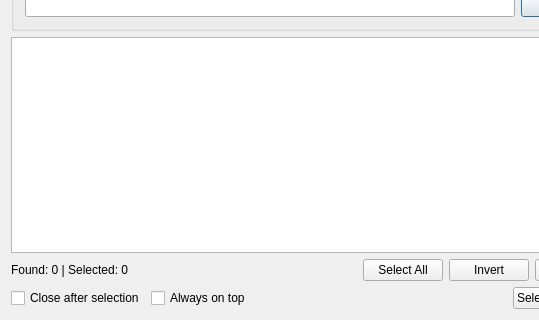
Qt form ExplorerFinder/QExplorerFinder.ui (KHeresy/WindowsExplorerFinder) before a commit; both pictures show x 0 to 539 and y 120 to 440 of the 626 by 440 pixel window.
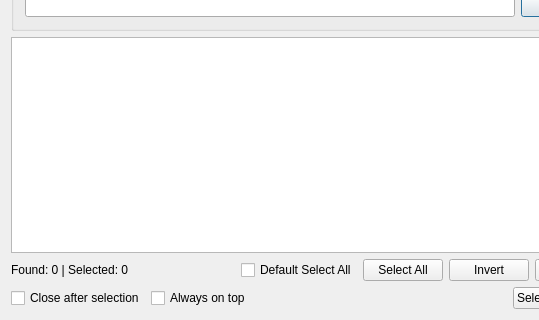
The same form after that commit.

```diff
--- a/ExplorerFinder/QExplorerFinder.ui
+++ b/ExplorerFinder/QExplorerFinder.ui
@@ -92,6 +92,13 @@
        </property>
       </spacer>
      </item>
+     <item>
+      <widget class="QCheckBox" name="chkDefaultSelectAll">
+       <property name="text">
+        <string>Default Select All</string>
+       </property>
+      </widget>
+     </item>
      <item>
       <widget class="QPushButton" name="btnListSelectAll">
        <property name="text">
```
